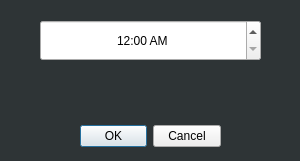
This is Lab2/addalarmdialog.ui in JustTaya/uniProjects_secondYear as Qt 5 draws it before an edit. The edited form follows.
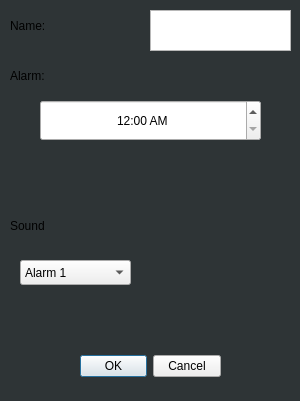
This is the edited form. Icons and pictures are not drawn.

Commit message: Finished timers.

Diff of the .ui file:
```diff
--- a/Lab2/addalarmdialog.ui
+++ b/Lab2/addalarmdialog.ui
@@ -7,7 +7,7 @@
     <x>0</x>
     <y>0</y>
     <width>300</width>
-    <height>161</height>
+    <height>401</height>
    </rect>
   </property>
   <property name="windowTitle">
@@ -206,7 +206,7 @@
    <property name="geometry">
     <rect>
      <x>80</x>
-     <y>120</y>
+     <y>350</y>
      <width>141</width>
      <height>32</height>
     </rect>
@@ -222,7 +222,7 @@
    <property name="geometry">
     <rect>
      <x>40</x>
-     <y>20</y>
+     <y>100</y>
      <width>221</width>
      <height>41</height>
     </rect>
@@ -234,96 +234,140 @@
     <string>h:mm AP</string>
    </property>
   </widget>
-  <widget class="QCheckBox" name="Sunday">
+  <widget class="QTextEdit" name="timerName">
    <property name="geometry">
     <rect>
-     <x>20</x>
-     <y>90</y>
-     <width>31</width>
-     <height>23</height>
+     <x>150</x>
+     <y>10</y>
+     <width>141</width>
+     <height>41</height>
     </rect>
    </property>
-   <property name="text">
-    <string/>
-   </property>
   </widget>
-  <widget class="QCheckBox" name="Monday">
+  <widget class="QLabel" name="label_2">
    <property name="geometry">
     <rect>
-     <x>60</x>
-     <y>90</y>
-     <width>31</width>
-     <height>23</height>
+     <x>10</x>
+     <y>60</y>
+     <width>121</width>
+     <height>31</height>
     </rect>
    </property>
    <property name="text">
-    <string/>
+    <string>Alarm:</string>
    </property>
   </widget>
-  <widget class="QCheckBox" name="Tuesday">
+  <widget class="QLabel" name="Name_Label">
    <property name="geometry">
     <rect>
-     <x>100</x>
-     <y>90</y>
-     <width>31</width>
-     <height>23</height>
+     <x>10</x>
+     <y>10</y>
+     <width>121</width>
+     <height>31</height>
     </rect>
    </property>
    <property name="text">
-    <string/>
+    <string>Name:</string>
    </property>
   </widget>
-  <widget class="QCheckBox" name="Wednesday">
+  <widget class="QLabel" name="Sound_Label">
    <property name="geometry">
     <rect>
-     <x>140</x>
-     <y>90</y>
-     <width>31</width>
-     <height>23</height>
+     <x>10</x>
+     <y>210</y>
+     <width>121</width>
+     <height>31</height>
     </rect>
    </property>
    <property name="text">
-    <string/>
+    <string>Sound</string>
    </property>
   </widget>
-  <widget class="QCheckBox" name="Thursday">
+  <widget class="QComboBox" name="Alarms">
    <property name="geometry">
     <rect>
-     <x>180</x>
-     <y>90</y>
-     <width>31</width>
-     <height>23</height>
+     <x>20</x>
+     <y>260</y>
+     <width>111</width>
+     <height>25</height>
     </rect>
    </property>
-   <property name="text">
-    <string/>
-   </property>
+   <item>
+    <property name="text">
+     <string>Alarm 1</string>
+    </property>
+   </item>
+   <item>
+    <property name="text">
+     <string>Alarm 2</string>
+    </property>
+   </item>
+   <item>
+    <property name="text">
+     <string>Alarm 3</string>
+    </property>
+   </item>
   </widget>
-  <widget class="QCheckBox" name="Friday">
+  <widget class="QWidget" name="">
    <property name="geometry">
     <rect>
-     <x>220</x>
-     <y>90</y>
-     <width>31</width>
-     <height>23</height>
+     <x>20</x>
+     <y>160</y>
+     <width>261</width>
+     <height>31</height>
     </rect>
    </property>
-   <property name="text">
-    <string/>
-   </property>
-  </widget>
-  <widget class="QCheckBox" name="Saturday">
-   <property name="geometry">
-    <rect>
-     <x>260</x>
-     <y>90</y>
-     <width>31</width>
-     <height>23</height>
-    </rect>
-   </property>
-   <property name="text">
-    <string/>
-   </property>
+   <layout class="QGridLayout" name="gridLayout">
+    <item row="0" column="0">
+     <widget class="QCheckBox" name="Sunday">
+      <property name="text">
+       <string/>
+      </property>
+     </widget>
+    </item>
+    <item row="0" column="1">
+     <widget class="QCheckBox" name="Monday">
+      <property name="text">
+       <string/>
+      </property>
+     </widget>
+    </item>
+    <item row="0" column="2">
+     <widget class="QCheckBox" name="Tuesday">
+      <property name="text">
+       <string/>
+      </property>
+     </widget>
+    </item>
+    <item row="0" column="3">
+     <widget class="QCheckBox" name="Wednesday">
+      <property name="text">
+       <string/>
+      </property>
+     </widget>
+    </item>
+    <item row="0" column="4">
+     <widget class="QCheckBox" name="Thursday">
+      <property name="text">
+       <string/>
+      </property>
+     </widget>
+    </item>
+    <item row="0" column="5">
+     <widget class="QCheckBox" name="Friday">
+      <property name="text">
+       <string/>
+      </property>
+     </widget>
+    </item>
+    <item row="0" column="6">
+     <widget class="QCheckBox" name="Saturday">
+      <property name="text">
+       <string/>
+      </property>
+     </widget>
+    </item>
+   </layout>
   </widget>
  </widget>
  <resources/>
```
The commit also changes 9 other files.
